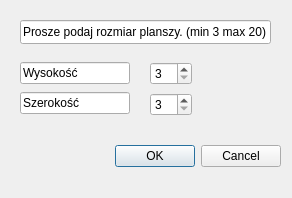
Old version of the form QtGra/grawzycie/oknoStart.ui in the repository JakubCzul/GraWzycie.
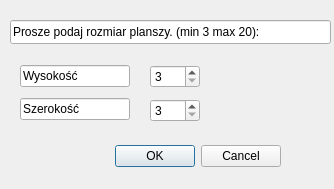
New version of the form.

Patch:
```diff
--- a/QtGra/grawzycie/oknoStart.ui
+++ b/QtGra/grawzycie/oknoStart.ui
@@ -6,8 +6,8 @@
    <rect>
     <x>0</x>
     <y>0</y>
-    <width>292</width>
-    <height>198</height>
+    <width>334</width>
+    <height>189</height>
    </rect>
   </property>
   <property name="windowTitle">
@@ -32,26 +32,26 @@
   <widget class="QLineEdit" name="lineEdit">
    <property name="geometry">
     <rect>
-     <x>20</x>
+     <x>10</x>
      <y>20</y>
-     <width>251</width>
+     <width>321</width>
      <height>24</height>
     </rect>
    </property>
    <property name="text">
-    <string>Prosze podaj rozmiar planszy. (min 3 max 20)</string>
+    <string>Prosze podaj rozmiar planszy. (min 3 max 20):</string>
    </property>
    <property name="readOnly">
     <bool>true</bool>
    </property>
   </widget>
-  <widget class="QWidget" name="">
+  <widget class="QWidget" name="layoutWidget">
    <property name="geometry">
     <rect>
      <x>150</x>
      <y>60</y>
-     <width>42</width>
-     <height>58</height>
+     <width>50</width>
+     <height>67</height>
     </rect>
    </property>
    <layout class="QVBoxLayout" name="verticalLayout">
@@ -77,13 +77,13 @@
     </item>
    </layout>
   </widget>
-  <widget class="QWidget" name="">
+  <widget class="QWidget" name="layoutWidget">
    <property name="geometry">
     <rect>
      <x>20</x>
      <y>60</y>
      <width>110</width>
-     <height>56</height>
+     <height>65</height>
     </rect>
    </property>
    <layout class="QVBoxLayout" name="verticalLayout_2">
```
